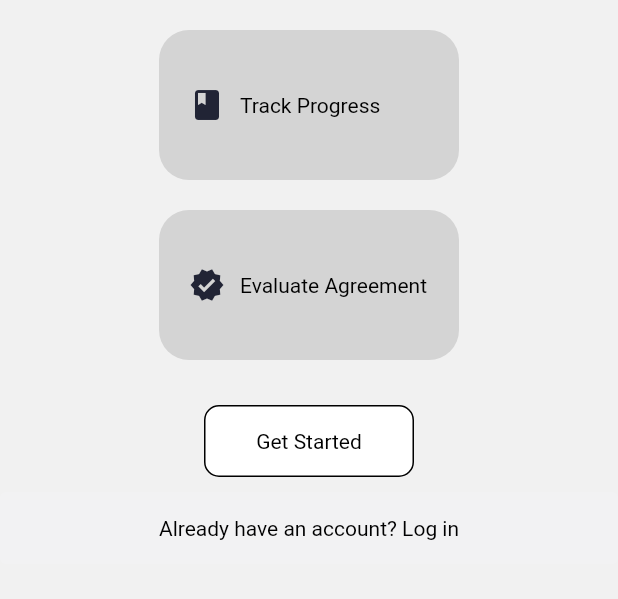
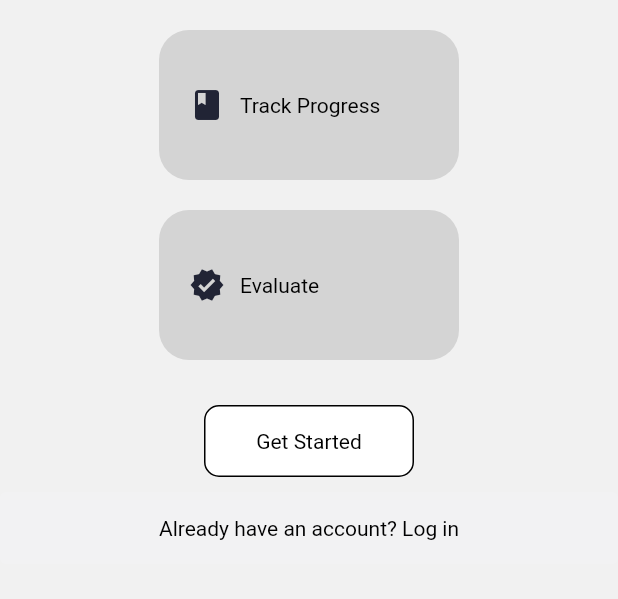
Before and after one commit to Spaghetti-Code-Inc/Negotiation-Planner, a Flutter app: the screen it shows after launch, on a phone screen of 412 x 824 dp, the part 309-908 px from its top. Run offline on Flutter 3.47's test engine with Material 2 defaults, Android fonts, the phone set to English and light mode, and no system bars.

Commit message:
shortened evaluate button to fit in box

```diff
--- a/lib/Start.dart
+++ b/lib/Start.dart
@@ -144,8 +144,8 @@ class Start extends StatelessWidget {
                     ),
                   ),
                   Text(
-                    "Evaluate Agreement",
-                    textAlign: TextAlign.start,
+                    "Evaluate",
+                    textAlign: TextAlign.center,
                     overflow: TextOverflow.clip,
                     style: TextStyle(
                       fontWeight: FontWeight.w400,
```
